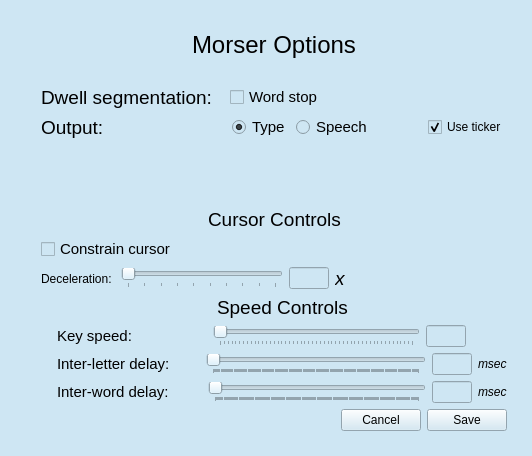
First picture: the form in morse_input/src/morse_input/qt_files/morserOptions/morseroptions.ui, repository ros-visualization/robhum_ui_utils, before the edit.
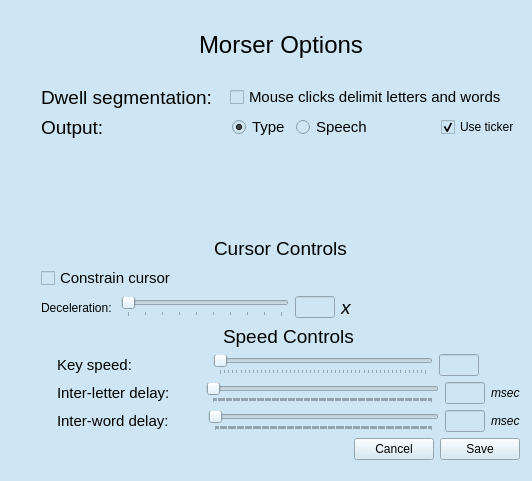
Second picture: the form after the edit.

Commit message: Checkpoint while adding mouse click controlled segmentation.

Diff of the .ui file:
```diff
--- a/morse_input/src/morse_input/qt_files/morserOptions/morseroptions.ui
+++ b/morse_input/src/morse_input/qt_files/morserOptions/morseroptions.ui
@@ -7,7 +7,7 @@
     <x>0</x>
     <y>0</y>
     <width>532</width>
-    <height>456</height>
+    <height>481</height>
    </rect>
   </property>
   <property name="sizePolicy">
@@ -28,7 +28,7 @@
      <x>10</x>
      <y>10</y>
      <width>511</width>
-     <height>441</height>
+     <height>461</height>
     </rect>
    </property>
    <property name="sizePolicy">
@@ -42,8 +42,8 @@
      <rect>
       <x>20</x>
       <y>10</y>
-      <width>488</width>
-      <height>422</height>
+      <width>501</width>
+      <height>451</height>
      </rect>
     </property>
     <layout class="QVBoxLayout" name="centralVLayout">
@@ -146,7 +146,7 @@
           <string>If checked, then pauses between Morse letters generate space characters.</string>
          </property>
          <property name="text">
-          <string>Word stop</string>
+          <string>Mouse clicks delimit letters and words</string>
          </property>
          <property name="checkable">
           <bool>true</bool>
```
Left out of the diff: 3 changed lines with no effect on the pictures. The commit also changes 3 other files.
